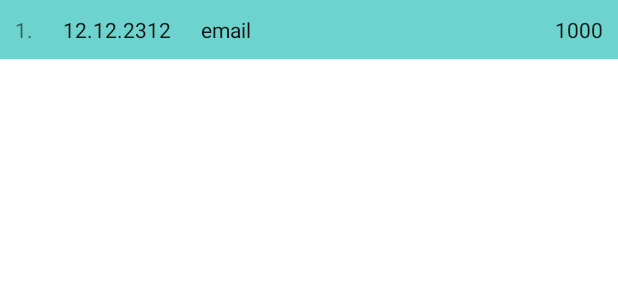
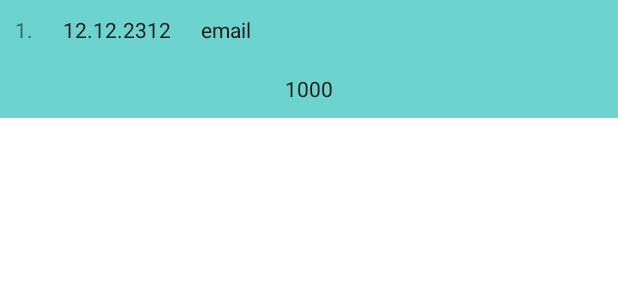
Before and after one commit to akissssssssss/Shop_zaliczenie, an Android app: the layout order_list.xml on its own in the app's theme, with its tools: preview values and no code run, on a phone screen of 412 x 824 dp. Shown: the top 300 px of the screen. Run offline under Robolectric (Android 15) with nearby library versions, the light colour scheme and no system bars.

Commit message:
final fixes

```diff
--- a/app/src/main/res/layout/order_list.xml
+++ b/app/src/main/res/layout/order_list.xml
@@ -36,6 +36,7 @@
         android:text="1000"
         android:padding="10dp"
         android:textColor="@color/text"
-        android:layout_alignParentEnd="true"/>
+        android:layout_below="@id/email_order"
+        android:layout_centerHorizontal="true"/>
 
 </RelativeLayout>
```
